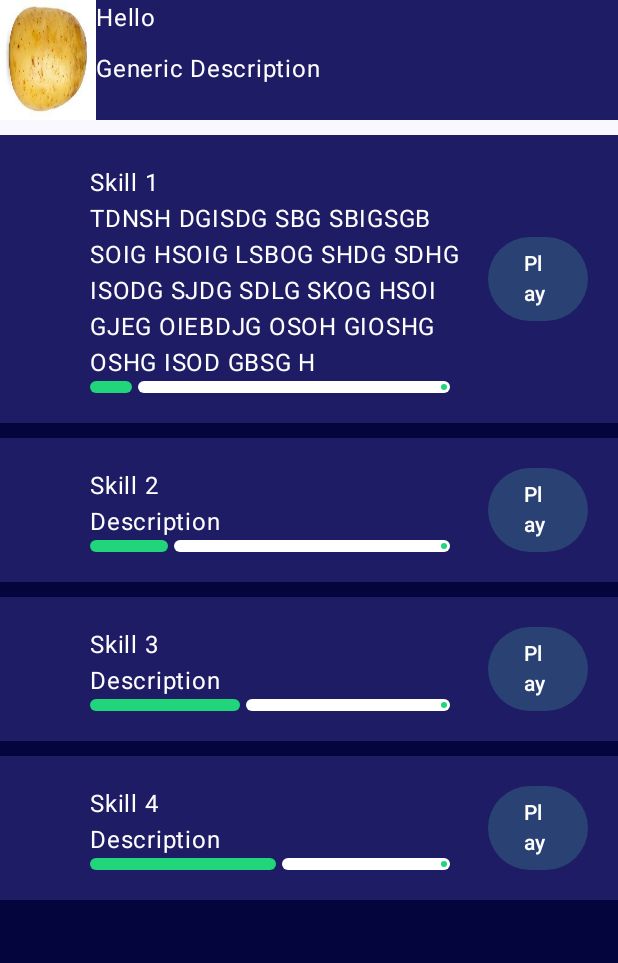
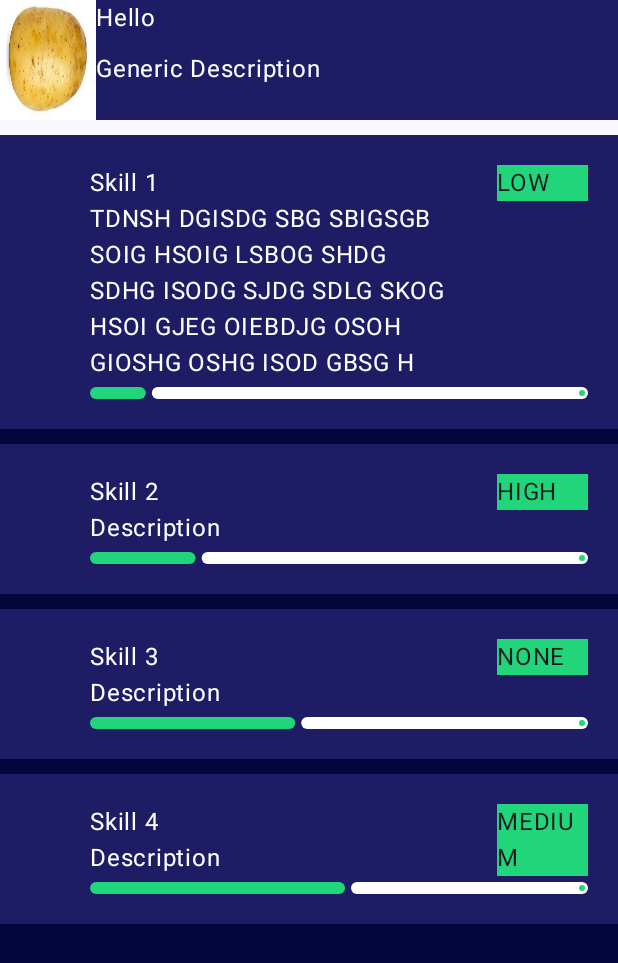
Before and after one commit to TheRealAnonymous008/MOBDEVE_Project, an Android app built with Jetpack Compose: the @Preview function PreviewMainWindow, on a phone screen of 412 x 824 dp. Shown: the top 963 px of the screen. Run offline under Robolectric (Android 15) with nearby library versions, the phone set to English and light mode, and no system bars.

Commit message:
feat: fix skill layout

```diff
--- a/app/src/main/java/com/mobdeve/s12/mp/gamification/ui/components/SkillEntry.kt
+++ b/app/src/main/java/com/mobdeve/s12/mp/gamification/ui/components/SkillEntry.kt
@@ -1,11 +1,11 @@
 package com.mobdeve.s12.mp.gamification.ui.components
 
 import androidx.compose.foundation.background
-import androidx.compose.foundation.layout.Arrangement
 import androidx.compose.foundation.layout.Box
 import androidx.compose.foundation.layout.Column
 import androidx.compose.foundation.layout.IntrinsicSize
 import androidx.compose.foundation.layout.Row
+import androidx.compose.foundation.layout.Spacer
 import androidx.compose.foundation.layout.fillMaxHeight
 import androidx.compose.foundation.layout.fillMaxSize
 import androidx.compose.foundation.layout.fillMaxWidth
@@ -21,6 +21,7 @@ import androidx.compose.ui.Modifier
 import androidx.compose.ui.graphics.Color
 import androidx.compose.ui.unit.dp
 import com.mobdeve.s12.mp.gamification.model.Skill
+import com.mobdeve.s12.mp.gamification.model.SkillPriority
 import com.mobdeve.s12.mp.gamification.ui.theme.AccentColor
 import com.mobdeve.s12.mp.gamification.ui.theme.PrimaryColor
 import com.mobdeve.s12.mp.gamification.ui.theme.TextColor
@@ -39,20 +40,24 @@ fun SkillEntry(skill : Skill){
                 .padding(20.dp)
                 .padding(start = 40.dp)
         ) {
+            Column(
+                modifier = Modifier.fillMaxWidth()
+            ) {
                 Row(
                     modifier = Modifier
-                    .fillMaxSize()
+                        .fillMaxWidth()
+                        .height(IntrinsicSize.Max)
                 ) {
                     Column(
                         modifier = Modifier
-                        .fillMaxWidth(0.8f)
-                        .padding(end = 16.dp),
+                            .weight(8.0f)
+                            .fillMaxHeight(),
                         horizontalAlignment = Alignment.Start
                     ) {
                         // Skill name
                         Text(
                             modifier = Modifier
-                            .fillMaxSize(),
+                                .fillMaxWidth(),
                             text = skill.name,
                             color = TextColor
                         )
@@ -60,23 +65,35 @@ fun SkillEntry(skill : Skill){
                         // Skill description
                         Text(
                             modifier = Modifier
-                            .fillMaxSize(),
+                                .fillMaxWidth(),
                             text = skill.description,
                             color = TextColor
                         )
-
-                    ProgressBar(min = 0f, max = 100f, value = skill.xp.toFloat())
                     }
 
-                Button(
+                    Spacer(
                         modifier = Modifier
-                        .fillMaxSize()
-                        .align(Alignment.CenterVertically),
-                    onClick = { /*  TODO: Add button click logic */ }
+                            .weight(1.0f)
+                            .fillMaxHeight()
+                    )
+
+                    Column(
+                        modifier = Modifier
+                            .weight(2.0f)
+                            .fillMaxHeight()
                     ) {
-                    Text(
-                        text = "Play"
+                        PriorityIndicator(skill.priority)
+                    }
+                }
+
+                Spacer(
+                    modifier = Modifier
+                        .height(4.dp)
                 )
+                Box(
+                    modifier = Modifier.fillMaxWidth()
+                ) {
+                    ProgressBar(min = 0f, max = 100f, value = skill.xp.toFloat())
                 }
             }
         }
@@ -84,14 +101,26 @@ fun SkillEntry(skill : Skill){
 }
 
 @Composable
+fun PriorityIndicator(priority : SkillPriority){
+    Text(
+        modifier = Modifier
+            .fillMaxWidth()
+            .background(AccentColor),
+        text = priority.name
+    )
+}
+
+@Composable
 fun ProgressBar(min : Float, max : Float, value : Float){
     Box(
         modifier = Modifier
-            .fillMaxHeight(),
-        contentAlignment = Alignment.BottomCenter
+            .fillMaxHeight()
+            .fillMaxWidth(),
+        contentAlignment = Alignment.BottomStart,
     ) {
         LinearProgressIndicator(
             modifier = Modifier
+                .fillMaxWidth()
                 .height(8.dp),
             progress = (value - min) / (max - min),
             trackColor = Color.White,
```
Lines whose indentation alone changed are shown as unchanged.
